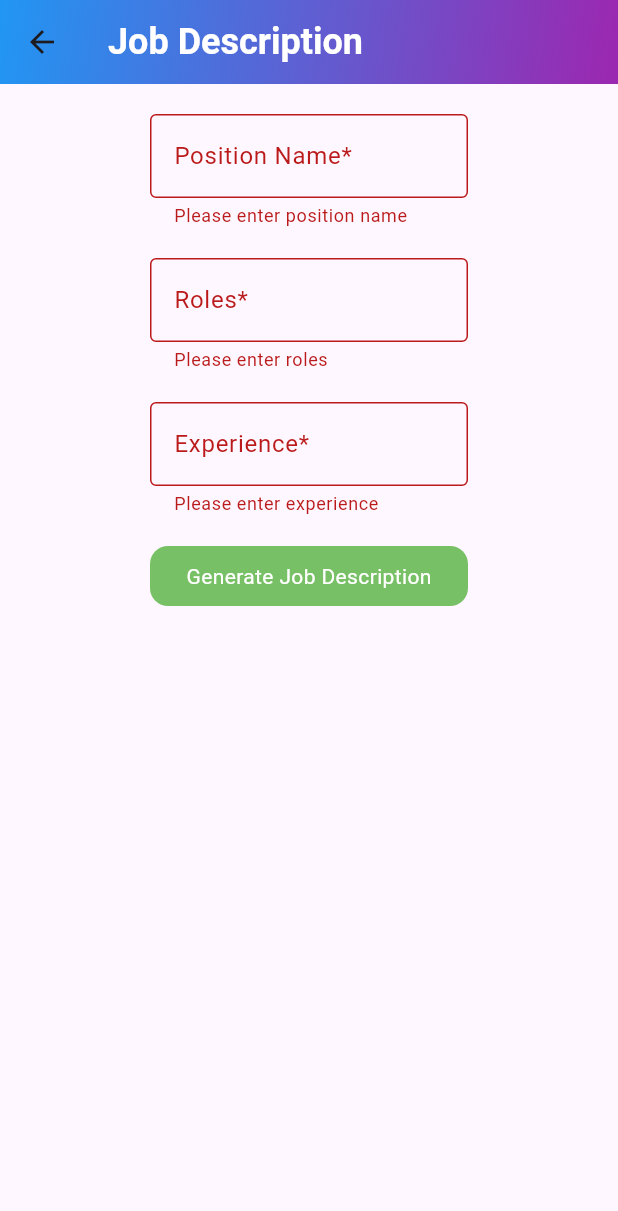
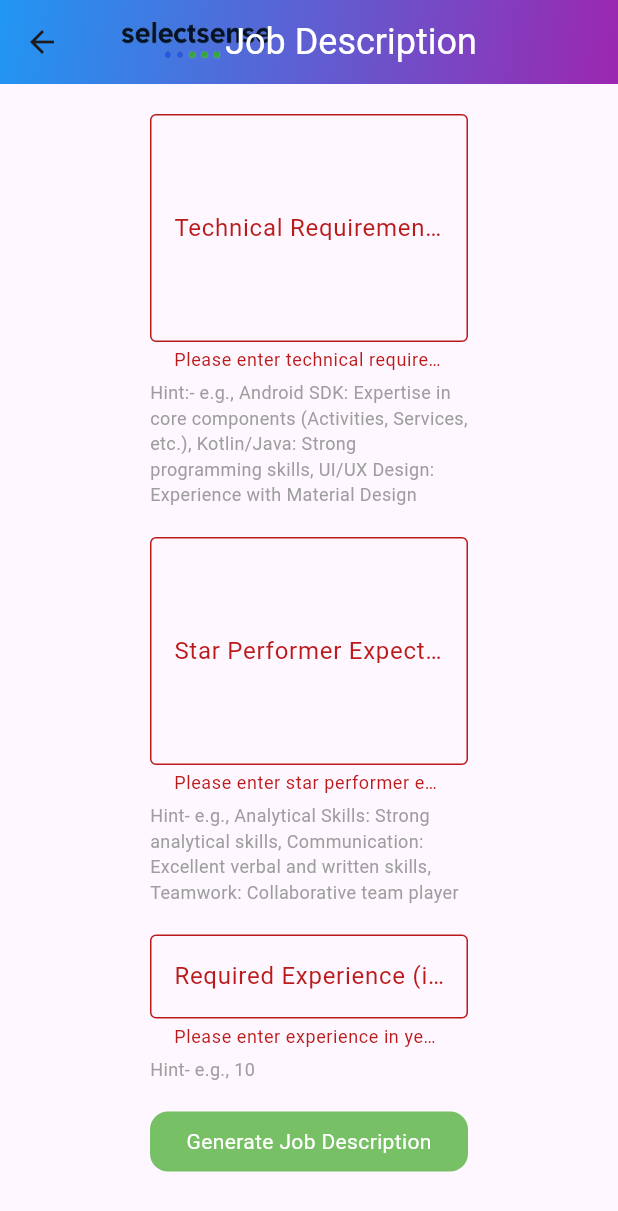
Before and after one commit to vinod00fbm/flutter_screens, a Flutter app: the JobDescriptionPage screen opened by its route, after a tap on "Generate Job Description", on a phone screen of 412 x 824 dp. Shown: the top 1211 px of the screen. Run offline on Flutter 3.47's test engine with Material 3 defaults, Android fonts, the light colour scheme and no system bars; our stand-ins replace another_flushbar, file_picker, fluttertoast; missing offline and left inert: dart:html; network calls fail; Roboto replaces fonts that are missing (Roboto-Bold, Roboto-Regular, sourcesanspro_bold).

Commit message:
Added logo to app updated generate job desc API

```diff
--- a/lib/res/colors/app_colors.dart
+++ b/lib/res/colors/app_colors.dart
@@ -4,7 +4,7 @@ class AppColors {
   static const whiteColor = Colors.white;
   static const blackColor = Colors.black;
   static const buttonColor = Colors.green;
-  static const grayColor = Color(0x565E63);
+  static const grayColor = Colors.grey;
 
   static const Color green = Color(0xFF78C065);
   static const Color orange = Color(0xFFF2872D);
--- a/lib/utils/GradientAppBar.dart
+++ /dev/null
@@ -1,40 +0,0 @@
-import 'dart:ui';
-
-import 'package:flutter/cupertino.dart';
-import 'package:flutter/material.dart';
-import 'package:flutter_mvvm/res/colors/app_colors.dart';
-
-class GradientAppBar extends StatelessWidget implements PreferredSizeWidget {
-  final String title;
-  final Gradient gradient;
-
-  GradientAppBar({
-    required this.title,
-    required this.gradient,
-  });
-
-  @override
-  Size get preferredSize => Size.fromHeight(kToolbarHeight);
-
-  @override
-  Widget build(BuildContext context) {
-    return PreferredSize(
-      preferredSize: preferredSize,
-      child: Container(
-        decoration: BoxDecoration(
-          gradient: gradient,
-        ),
-        child: AppBar(
-          title: Text(title, style: TextStyle(
-            fontFamily: 'sourcesanspro_bold',
-            fontSize: 24.0,
-            fontWeight: FontWeight.bold,
-            color: AppColors.white
-          ),),
-          backgroundColor: Colors.transparent,
-          elevation: 0, // Remove shadow if needed
-        ),
-      ),
-    );
-  }
-}
--- /dev/null
+++ b/lib/utils/gradient_app_bar.dart
@@ -0,0 +1,53 @@
+import 'package:flutter/material.dart';
+import 'package:flutter_mvvm/res/colors/app_colors.dart';
+
+class GradientAppBar extends StatelessWidget implements PreferredSizeWidget {
+  final String title;
+  final Gradient gradient;
+
+  const GradientAppBar({
+    super.key,
+    required this.title,
+    required this.gradient,
+  });
+
+  @override
+  Size get preferredSize => const Size.fromHeight(kToolbarHeight);
+
+  @override
+  Widget build(BuildContext context) {
+    return PreferredSize(
+      preferredSize: preferredSize,
+      child: Container(
+        decoration: BoxDecoration(
+          gradient: gradient,
+        ),
+        child: AppBar(
+          title: Stack(
+            children: [
+              Align(
+                alignment: Alignment.centerLeft,
+                child: Image.asset(
+                  'assets/images/app_logo_vertical.png',
+                  height: 30.0, // Adjust the height as needed
+                ),
+              ),
+              const SizedBox(width: 10.0),
+               Center(
+                 child: Text(
+                  title,
+                  style: const TextStyle(
+                      fontFamily: 'Roboto-Regular',
+                      fontSize: 24.0,
+                      color: AppColors.white),
+                               ),
+               ),
+            ],
+          ),
+          backgroundColor: Colors.transparent,
+          elevation: 0, // Remove shadow if needed
+        ),
+      ),
+    );
+  }
+}
--- a/lib/view/candidate_list_page.dart
+++ b/lib/view/candidate_list_page.dart
@@ -5,7 +5,7 @@ import 'package:flutter_mvvm/data/response/Status.dart';
 import 'package:flutter_mvvm/res/colors/app_colors.dart';
 import 'package:flutter_mvvm/res/components/Constants.dart';
 import 'package:flutter_mvvm/res/components/round_button.dart';
-import 'package:flutter_mvvm/utils/GradientAppBar.dart';
+import 'package:flutter_mvvm/utils/gradient_app_bar.dart';
 import 'package:flutter_mvvm/utils/routes/routes_names.dart';
 import 'package:flutter_mvvm/view_model/candidate_viewmodel.dart';
 import 'package:provider/provider.dart';
--- a/lib/view/create_candidate.dart
+++ b/lib/view/create_candidate.dart
@@ -10,7 +10,7 @@ import 'package:flutter_mvvm/view_model/candidate_viewmodel.dart';
 import 'package:provider/provider.dart';
 
 import '../res/components/Constants.dart';
-import '../utils/GradientAppBar.dart';
+import '../utils/gradient_app_bar.dart';
 import '../utils/utils.dart';
 
 class CandidatePage extends StatefulWidget {
@@ -244,6 +244,7 @@ class _CandidatePageState extends State<CandidatePage> {
                   }
                 },
               ),
+              const SizedBox(height: 20),
             ],
           ),
         ),
--- a/lib/view/create_job.dart
+++ b/lib/view/create_job.dart
@@ -6,7 +6,7 @@ import 'package:provider/provider.dart';
 
 import '../res/colors/app_colors.dart';
 import '../res/components/Constants.dart';
-import '../utils/GradientAppBar.dart';
+import '../utils/gradient_app_bar.dart';
 import '../utils/utils.dart';
 
 class CreateJob extends StatefulWidget {
@@ -158,7 +158,7 @@ class _FormExampleState extends State<CreateJob> {
                         if (result != null) {
                           final data = result as Map<String, String>;
                           setState(() {
-                            _nameController.text = data['positionName']!;
+                            _nameController.text = data['technicalRequirements']!;
                             _descriptionController.text = data['message']!;
                           });
                         }
@@ -195,6 +195,7 @@ class _FormExampleState extends State<CreateJob> {
                       }
                     },
                   ),
+                  const SizedBox(height: 20),
                   /*RoundedButton(
                       title: 'Next Button',
                       loading: false,
--- a/lib/view/create_session.dart
+++ b/lib/view/create_session.dart
@@ -6,7 +6,7 @@ import 'package:provider/provider.dart';
 
 import '../res/colors/app_colors.dart';
 import '../res/components/Constants.dart';
-import '../utils/GradientAppBar.dart';
+import '../utils/gradient_app_bar.dart';
 
 class CreateSession extends StatefulWidget {
   final int candidateId;
--- a/lib/view/job_desc_page.dart
+++ b/lib/view/job_desc_page.dart
@@ -1,6 +1,7 @@
 import 'package:flutter/material.dart';
+import 'package:flutter/services.dart';
 import 'package:flutter_mvvm/res/components/Constants.dart';
-import 'package:flutter_mvvm/utils/GradientAppBar.dart';
+import 'package:flutter_mvvm/utils/gradient_app_bar.dart';
 import 'package:provider/provider.dart';
 
 import '../res/colors/app_colors.dart';
@@ -42,6 +43,7 @@ class _JobDescriptionPageState extends State<JobDescriptionPage> {
             children: [
               const SizedBox(height: 20.0),
               TextFormField(
+                maxLines: 5,
                 decoration: const InputDecoration(
                     enabledBorder: OutlineInputBorder(
                         borderSide:
@@ -49,10 +51,10 @@ class _JobDescriptionPageState extends State<JobDescriptionPage> {
                     border: OutlineInputBorder(
                         borderSide:
                             BorderSide(width: 2, color: AppColors.borderColor)),
-                    labelText: 'Position Name*'),
+                    labelText: 'Technical Requirements*'),
                 validator: (value) {
                   if (value?.isEmpty ?? true) {
-                    return 'Please enter position name';
+                    return 'Please enter technical requirements';
                   }
                   return null;
                 },
@@ -60,8 +62,16 @@ class _JobDescriptionPageState extends State<JobDescriptionPage> {
                   _positionName = value!;
                 },
               ),
+              const SizedBox(height: 5.0),
+              const Text(
+                  style: TextStyle(
+                      fontFamily: 'Roboto-Regular',
+                      fontSize: 12.0,
+                      color: AppColors.grayColor),
+                  'Hint:- e.g., Android SDK: Expertise in core components (Activities, Services, etc.), Kotlin/Java: Strong programming skills, UI/UX Design: Experience with Material Design'),
               const SizedBox(height: 20.0),
               TextFormField(
+                maxLines: 5,
                 decoration: const InputDecoration(
                     enabledBorder: OutlineInputBorder(
                         borderSide:
@@ -69,10 +79,10 @@ class _JobDescriptionPageState extends State<JobDescriptionPage> {
                     border: OutlineInputBorder(
                         borderSide:
                             BorderSide(width: 2, color: AppColors.borderColor)),
-                    labelText: 'Roles*'),
+                    labelText: 'Star Performer Expectations*'),
                 validator: (value) {
                   if (value?.isEmpty ?? true) {
-                    return 'Please enter roles';
+                    return 'Please enter star performer expectations';
                   }
                   return null;
                 },
@@ -80,25 +90,46 @@ class _JobDescriptionPageState extends State<JobDescriptionPage> {
                   _roles = value!;
                 },
               ),
+              const SizedBox(height: 5.0),
+              const Text(
+                  style: TextStyle(
+                      fontFamily: 'Roboto-Regular',
+                      fontSize: 12.0,
+                      color: AppColors.grayColor),
+                  'Hint- e.g., Analytical Skills: Strong analytical skills, Communication: Excellent verbal and written skills, Teamwork: Collaborative team player'),
               const SizedBox(height: 20.0),
               TextFormField(
                 decoration: const InputDecoration(
-                    enabledBorder: OutlineInputBorder(
-                        borderSide:
-                            BorderSide(width: 2, color: AppColors.borderColor)),
-                    border: OutlineInputBorder(
-                        borderSide:
-                            BorderSide(width: 2, color: AppColors.borderColor)),
-                    labelText: 'Experience*'),
+                  enabledBorder: OutlineInputBorder(
+                      borderSide:
+                          BorderSide(width: 2, color: AppColors.borderColor)),
+                  border: OutlineInputBorder(
+                      borderSide:
+                          BorderSide(width: 2, color: AppColors.borderColor)),
+                  labelText: 'Required Experience (in years)*',
+                ),
+                keyboardType: TextInputType.phone,
+                inputFormatters: <TextInputFormatter>[
+                  FilteringTextInputFormatter.digitsOnly,
+                  LengthLimitingTextInputFormatter(2),
+                ],
                 validator: (value) {
                   if (value?.isEmpty ?? true) {
-                    return 'Please enter experience';
+                    return 'Please enter experience in years';
                   }
                   return null;
                 },
                 onSaved: (value) {
                   _experience = value!;
                 },
+              ),
+              const SizedBox(height: 5.0),
+              const Text(
+                'Hint- e.g., 10',
+                style: TextStyle(
+                    fontFamily: 'Roboto-Regular',
+                    fontSize: 12.0,
+                    color: AppColors.grayColor),
               ),
               const SizedBox(height: 20.0),
               RoundedButton(
@@ -111,24 +142,20 @@ class _JobDescriptionPageState extends State<JobDescriptionPage> {
                     Utils.printLogs('Experience: $_experience');
 
                     Map data = {
-                      'positionName': _positionName,
-                      'roles': _roles,
+                      'technicalRequirements': _positionName,
+                      'starPerformerExpectations': _roles,
                       'experience': _experience.toString()
                     };
-                    //jobsViewModel.generateJobDescription(data, context);
                     Utils.printLogs('Generate Job desc clicked ->');
-                    final result = await jobsViewModel.generateJobDescription(data, context);
+                    final result = await jobsViewModel.generateJobDescription(
+                        data, context);
                     if (result != null) {
                       Navigator.pop(context, result);
                     }
-                    /*setState(() {
-                      _positionName = null;
-                      _roles = null;
-                      _experience = null;
-                    });*/
                   }
                 },
               ),
+              const SizedBox(height: 20),
             ],
           ),
         ),
--- a/lib/view/jobs_list_page.dart
+++ b/lib/view/jobs_list_page.dart
@@ -5,7 +5,7 @@ import 'package:flutter_mvvm/utils/routes/routes_names.dart';
 import 'package:provider/provider.dart';
 import '../res/colors/app_colors.dart';
 import '../res/components/Constants.dart';
-import '../utils/GradientAppBar.dart';
+import '../utils/gradient_app_bar.dart';
 import '../view_model/jobs_viewmodel.dart';
 
 class JobListPage extends StatefulWidget {
--- a/lib/view_model/jobs_viewmodel.dart
+++ b/lib/view_model/jobs_viewmodel.dart
@@ -40,16 +40,7 @@ class JobsViewModel with ChangeNotifier {
     }
   }
 
-  /*Future<void> generateJobDescription(
-      dynamic data, BuildContext context) async {
-    _myRepo.generateJobDescription(data).then((value) {
-      Utils.printLogs('Job description ---> ${value.toString()}');
-      Utils.printLogs('Inside generate JobDescription');
-    }).onError((error, stackTrace) {
-      Utils.printLogs('Inside On error generate JobDescription');
-    });
-  }*/
-
+  // Api call to get job description
   Future<Map<String, String>> generateJobDescription(
       dynamic data, BuildContext context) async {
     try {
@@ -60,7 +51,7 @@ class JobsViewModel with ChangeNotifier {
       // Assuming response is a JSON object with a "message" field
       final message = response['message'] as String;
       //Navigator.pop(context, {'positionName': data['positionName'], 'message': message});
-      return {'positionName': data['positionName'], 'message': message};
+      return {'technicalRequirements': data['technicalRequirements'], 'message': message};
     } catch (error) {
       Utils.printLogs('Inside On error generate JobDescription');
       Utils.printLogs(error.toString());
--- a/pubspec.yaml
+++ b/pubspec.yaml
@@ -74,6 +74,8 @@ flutter:
     - assets/images/jester_1803805.png
     - assets/images/man_11918402.png
     - assets/images/profile_11045293.png
+    - assets/images/app_logo_round.png
+    - assets/images/app_logo_vertical.png
 
     # An image asset can refer to one or more resolution-specific "variants", see
     # https://flutter.dev/assets-and-images/#resolution-aware
```
Also changed, not shown: assets/images/app_logo_round.png (added), assets/images/app_logo_vertical.png (added).
